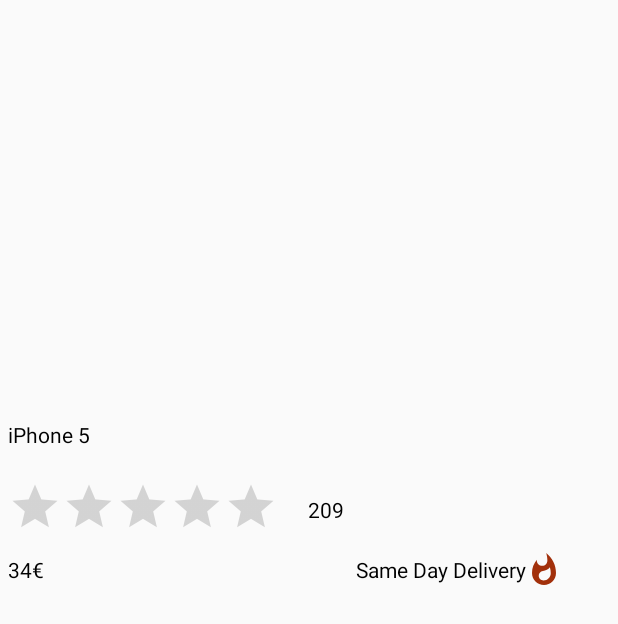
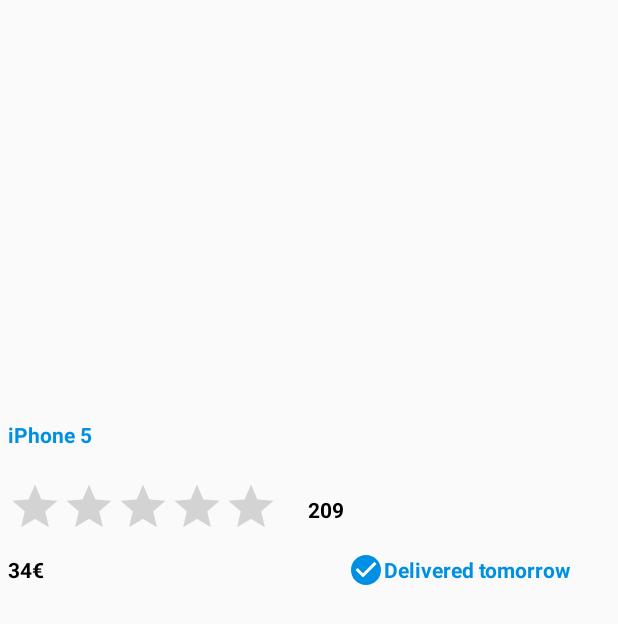
Before and after one commit to MustafaKhaled/CoolBlueAssessment, an Android app: the layout single_item.xml on its own in the app's theme, with its tools: preview values and no code run, on a phone screen of 412 x 824 dp. Shown: the top 624 px of the screen. Run offline under Robolectric (Android 15) with nearby library versions, the phone set to English and light mode, and no system bars; network calls fail.

Commit message:
added AllProductsAdapter for recyclerview added icons added needed strings

```diff
--- /dev/null
+++ b/app/src/main/res/drawable/ic_check_circle_black_24dp.xml
@@ -0,0 +1,5 @@
+<vector android:height="24dp" android:tint="#0090E3"
+    android:viewportHeight="24.0" android:viewportWidth="24.0"
+    android:width="24dp" xmlns:android="http://schemas.android.com/apk/res/android">
+    <path android:fillColor="#FF000000" android:pathData="M12,2C6.48,2 2,6.48 2,12s4.48,10 10,10 10,-4.48 10,-10S17.52,2 12,2zM10,17l-5,-5 1.41,-1.41L10,14.17l7.59,-7.59L19,8l-9,9z"/>
+</vector>
--- a/app/src/main/res/layout/single_item.xml
+++ b/app/src/main/res/layout/single_item.xml
@@ -32,11 +32,12 @@
         app:layout_constraintTop_toBottomOf="@+id/imageLinear"
         >
         <TextView
+            android:id="@+id/productName"
+            android:textStyle="bold"
             android:layout_width="match_parent"
             android:layout_height="match_parent"
-
             tools:text="iPhone 5"
-            android:textColor="@android:color/black"
+            android:textColor="@color/colorAccent"
             />
 
     </LinearLayout>
@@ -58,6 +59,7 @@
             android:layout_height="match_parent"
             >
             <RatingBar
+                android:id="@+id/productRating"
                 android:layout_width="wrap_content"
                 android:layout_height="match_parent"
                 android:isIndicator="true"
@@ -68,12 +70,14 @@
         </LinearLayout>
 
         <TextView
+            android:id="@+id/totalReviews"
             android:layout_width="wrap_content"
             android:layout_height="match_parent"
             android:layout_gravity="center"
             android:layout_marginStart="20dp"
             android:gravity="center"
             android:textColor="#000000"
+            android:textStyle="bold"
             tools:text="209" />
 
 
@@ -97,6 +101,7 @@
             android:layout_weight="1"
             android:gravity="center_vertical"
             android:textColor="#000000"
+            android:textStyle="bold"
             tools:text="34€" />
 
         <LinearLayout
@@ -107,18 +112,19 @@
             android:layout_weight="1"
             android:gravity="center"
             >
-
+            <ImageView
+                android:layout_width="wrap_content"
+                android:layout_height="wrap_content"
+                android:src="@drawable/ic_check_circle_black_24dp"
+                />
             <TextView
                 android:id="@+id/sameDayTxt"
                 android:layout_width="wrap_content"
                 android:layout_height="wrap_content"
-                android:textColor="#000000"
-                tools:text="Same Day Delivery" />
-            <ImageView
-                android:layout_width="wrap_content"
-                android:layout_height="wrap_content"
-                android:src="@drawable/ic_whatshot_black_24dp"
-                />
+                android:textColor="@color/colorAccent"
+                android:textStyle="bold"
+                android:text="@string/delivered_tomorrow_text" />
+
 
         </LinearLayout>
     </LinearLayout>
--- a/app/src/main/res/values/strings.xml
+++ b/app/src/main/res/values/strings.xml
@@ -1,3 +1,4 @@
 <resources>
     <string name="app_name">CoolBlue</string>
+    <string name="delivered_tomorrow_text">Delivered tomorrow</string>
 </resources>
```
Also changed, not shown: app/src/main/java/com/khaleds/coolblue/ui/home/AllProductsAdapter.kt (added, +42 -0 lines).
